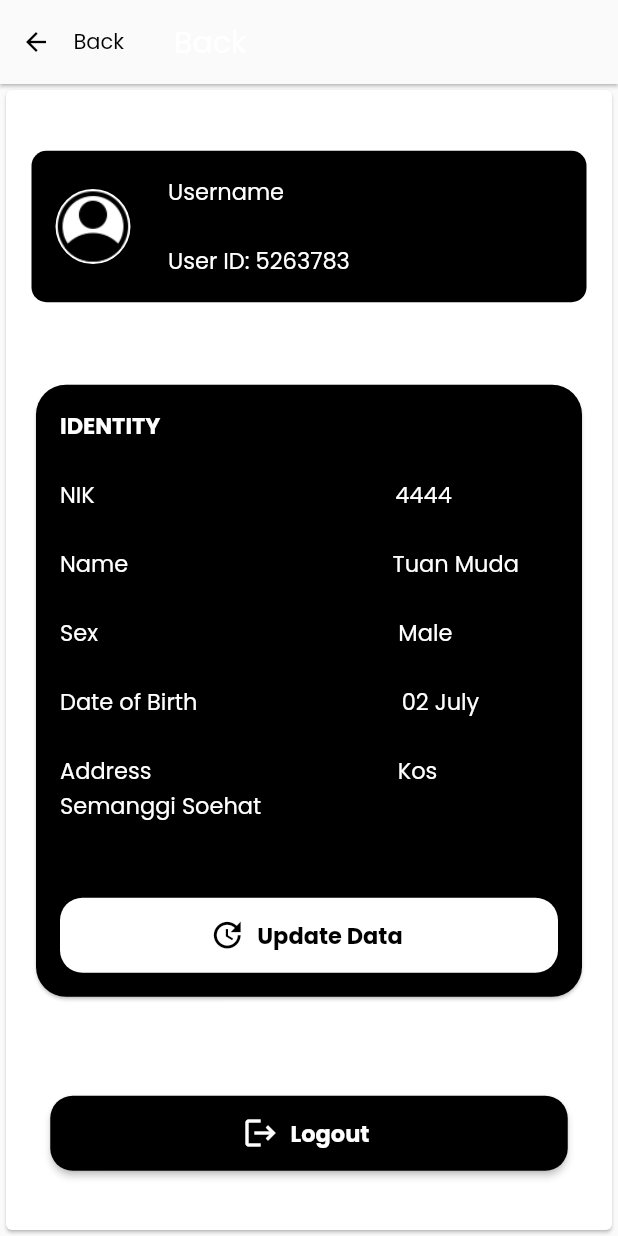
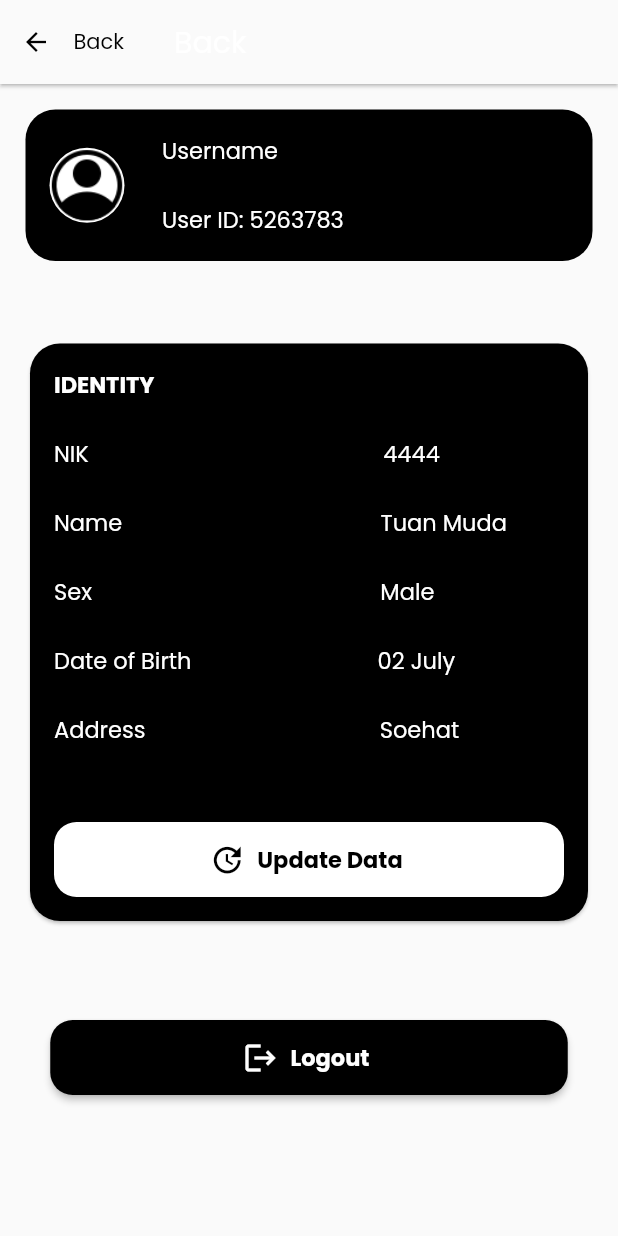
Before and after one commit to patriciaanggraeni/aster-car-rental-2023, a Flutter app: the ProfilePage screen opened directly, on a phone screen of 412 x 824 dp. Run offline on Flutter 3.47's test engine with Material 2 defaults, Android fonts, the phone set to English and light mode, and no system bars; our stand-ins replace carousel_slider, google_fonts, readmore, salomon_bottom_bar; missing offline and left inert: bottom_bar.

Commit message:
update profile

```diff
--- a/src/lib/pages/profile_page.dart
+++ b/src/lib/pages/profile_page.dart
@@ -36,8 +36,9 @@ class ProfilePage extends StatelessWidget {
         ),
       ),
       body: Center(
-        child: Card(
-          child: Padding(
+        child: ListView(
+          children: [
+            Padding(
               padding: const EdgeInsets.all(16.0),
               child: Column(
                 crossAxisAlignment: CrossAxisAlignment.center,
@@ -47,7 +48,7 @@ class ProfilePage extends StatelessWidget {
                   Container(
                     decoration: BoxDecoration(
                       color: Colors.black,
-                    borderRadius: BorderRadius.circular(10),
+                      borderRadius: BorderRadius.circular(20),
                     ),
                     margin: const EdgeInsets.all(1),
                     padding: const EdgeInsets.all(16.0),
@@ -115,15 +116,15 @@ class ProfilePage extends StatelessWidget {
                                 ),
                               ),
                               const Text(
-                                'NIK\t\t\t\t                                              4444\n'),
+                                  'NIK\t\t\t\t                                             4444\n'),
                               const Text(
-                                'Name\t\t                                          Tuan Muda\n'),
+                                  'Name\t\t                                         Tuan Muda\n'),
                               const Text(
-                                'Sex\t                                                 Male\n'),
+                                  'Sex\t                                               Male\n'),
                               const Text(
-                                'Date of Birth\t\t                                02 July\n'),
+                                  'Date of Birth\t\t                             02 July\n'),
                               const Text(
-                                'Address\t                                        Kos Semanggi Soehat'),
+                                  'Address\t                                      Soehat'),
                               const SizedBox(height: 50, width: 400),
                               Align(
                                 alignment: Alignment.center,
@@ -193,6 +194,7 @@ class ProfilePage extends StatelessWidget {
                 ],
               ),
             ),
+          ],
         ),
       ),
     );
```
Lines whose indentation alone changed are shown as unchanged.
